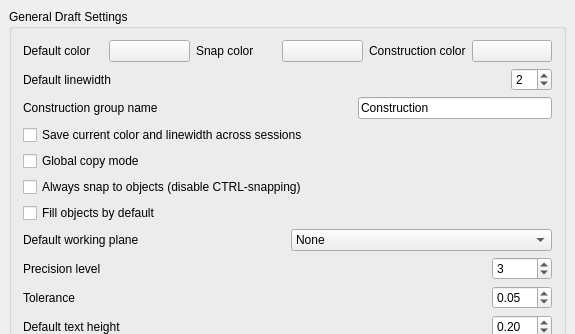
Above: src/Mod/Draft/Resources/ui/userprefs-base.ui from berndhahnebach/All_FreeCAD before the change; both pictures show x 0 to 575 and y 0 to 334 of the 575 by 629 pixel window. Below: the same form after it.
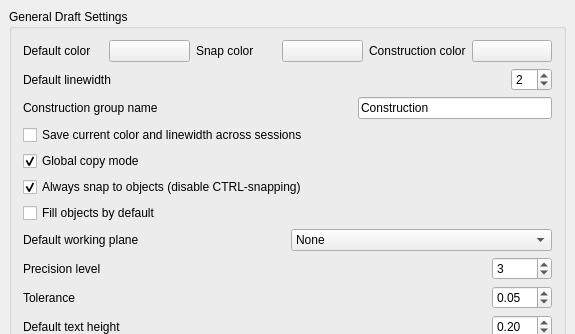
That is the form after the change. Custom widgets are drawn as their Qt base class.

Commit message: + made Draft automatic snap the default

What changed in the file:
```diff
--- a/src/Mod/Draft/Resources/ui/userprefs-base.ui
+++ b/src/Mod/Draft/Resources/ui/userprefs-base.ui
@@ -221,6 +221,9 @@
           <property name="text">
            <string>Global copy mode</string>
           </property>
+          <property name="checked">
+           <bool>true</bool>
+          </property>
           <property name="prefEntry" stdset="0">
            <cstring>copymode</cstring>
           </property>
@@ -241,6 +244,9 @@
           <property name="text">
            <string>Always snap to objects (disable CTRL-snapping)</string>
           </property>
+          <property name="checked">
+           <bool>true</bool>
+          </property>
           <property name="prefEntry" stdset="0">
            <cstring>alwaysSnap</cstring>
           </property>
```
The commit also changes 2 other files.
